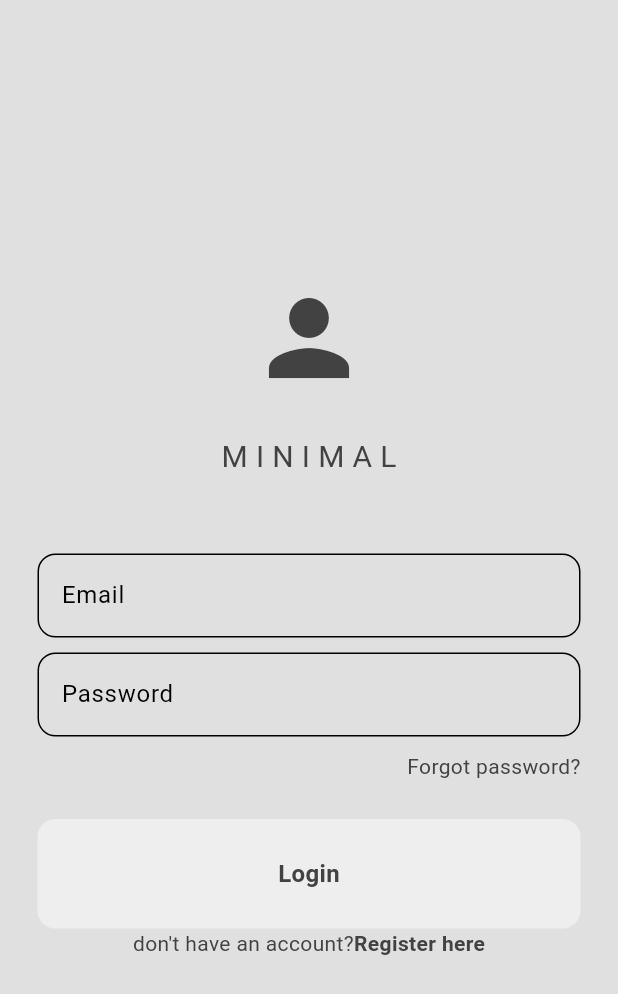
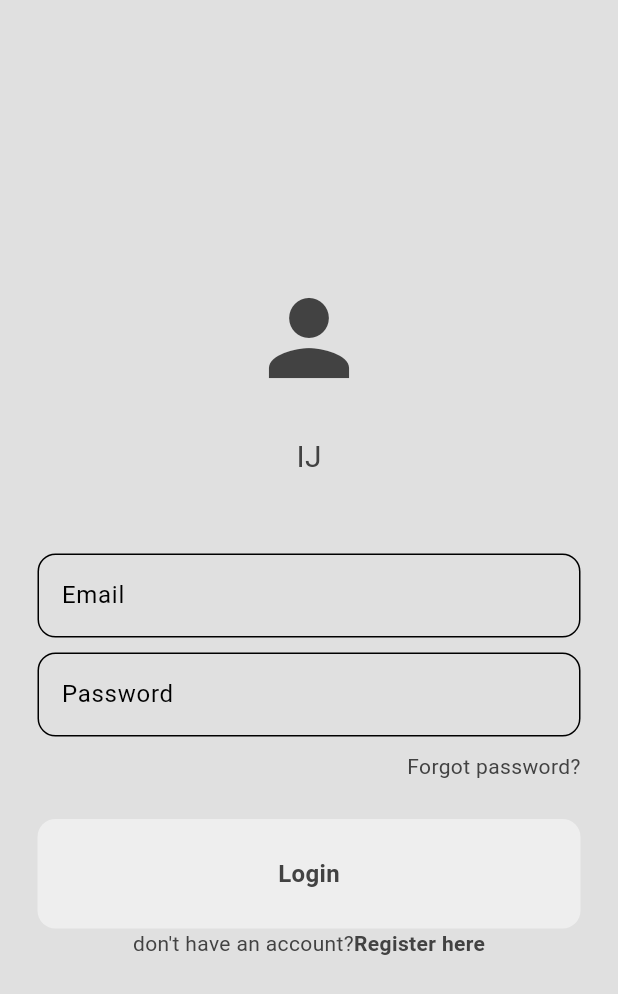
Before and after one commit to Toxbibear/socialmediaemsi, a Flutter app: the screen it shows after launch, on a phone screen of 412 x 824 dp. Shown: the top 994 px of the screen. Run offline on Flutter 3.47's test engine with Material 3 defaults, Android fonts, the phone set to English and light mode, and no system bars; our stand-ins replace cloud_firestore, firebase_auth, firebase_core; accounts and stored records are empty.

Commit message:
last push

```diff
--- a/lib/components/my_list_tile.dart
+++ b/lib/components/my_list_tile.dart
@@ -13,7 +13,8 @@ class MyListTile extends StatelessWidget {
   @override
   Widget build(BuildContext context) {
     return Padding(
-      padding: const EdgeInsets.only(left: 10.0, right: 10, bottom: 10),
+      padding:
+          const EdgeInsets.only(top: 20.0, left: 10.0, right: 10, bottom: 10),
       child: Container(
         decoration: BoxDecoration(
             color: Theme.of(context).colorScheme.primary,
--- a/lib/pages/home_page.dart
+++ b/lib/pages/home_page.dart
@@ -31,7 +31,7 @@ class HomePage extends StatelessWidget {
     return Scaffold(
       backgroundColor: Theme.of(context).colorScheme.surface,
       appBar: AppBar(
-        title: const Text("W A L L"),
+        title: const Text("I n s t a J r a m"),
         backgroundColor: Colors.transparent,
         foregroundColor: Theme.of(context).colorScheme.inversePrimary,
         elevation: 0,
--- a/lib/pages/login_page.dart
+++ b/lib/pages/login_page.dart
@@ -55,7 +55,7 @@ class _LoginPageState extends State<LoginPage> {
               color: Theme.of(context).colorScheme.inversePrimary,
             ),
             const SizedBox(height: 25),
-            Text("M I N I M A L",
+            Text("IJ",
                 style: TextStyle(
                   fontSize: 20,
                 )),
```
